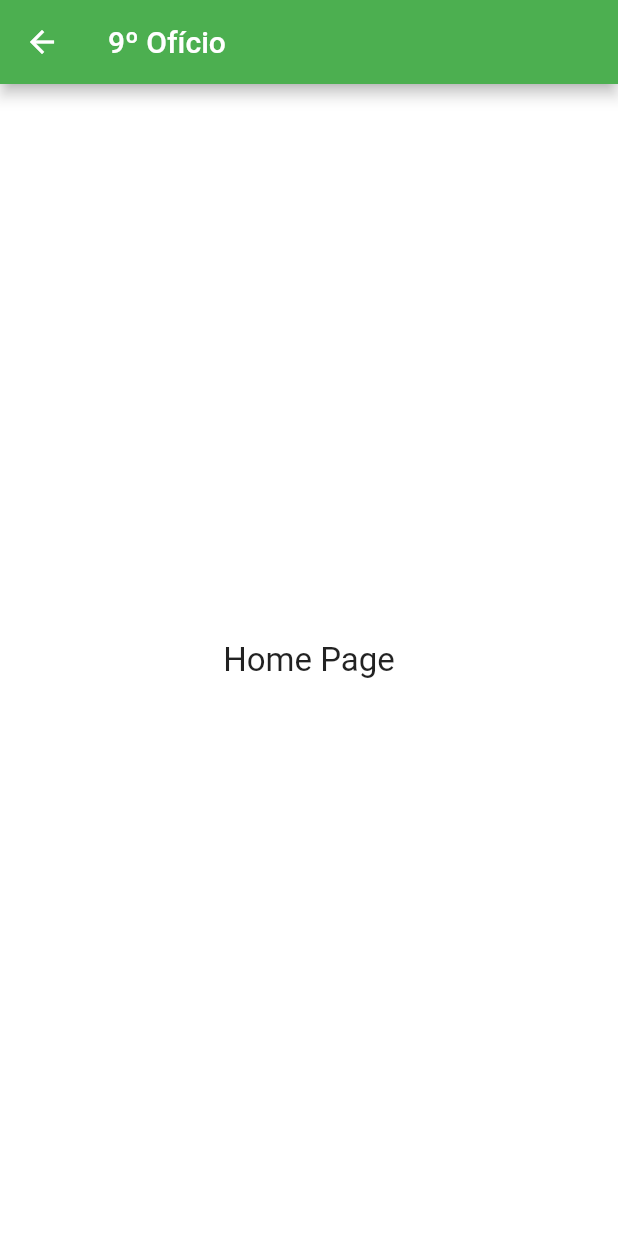
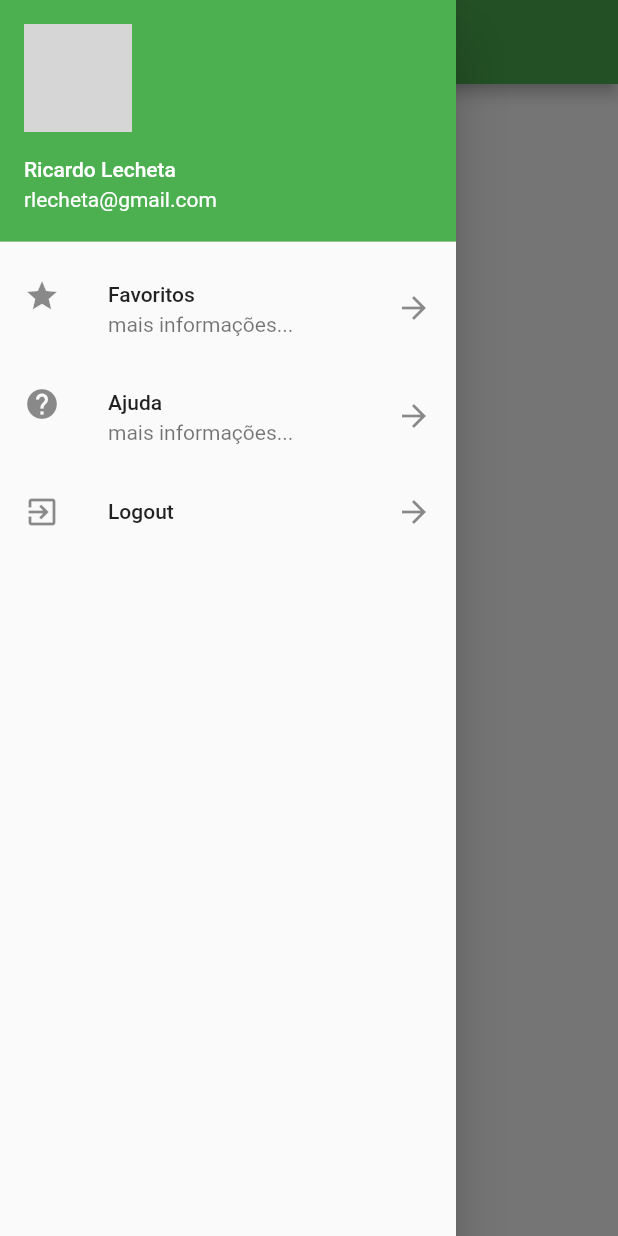
Before and after one commit to cesarbassani/cartorio_digital_app, a Flutter app: the HomePage screen opened directly, with the side drawer open (before the commit the screen has no drawer), on a phone screen of 412 x 824 dp. Run offline on Flutter 3.47's test engine with Material 2 defaults, Android fonts, the phone set to English and light mode, and no system bars; our stand-ins replace get; network calls fail; grey boxes are pictures that could not be loaded.

Commit message:
Navigation drawer

```diff
--- /dev/null
+++ b/lib/drawer_list.dart
@@ -0,0 +1,56 @@
+import 'package:cartoriodigitalap/pages/login_page.dart';
+import 'package:cartoriodigitalap/utils/nav.dart';
+import 'package:flutter/material.dart';
+
+class DrawerList extends StatelessWidget {
+  @override
+  Widget build(BuildContext context) {
+    return SafeArea(
+      child: Drawer(
+        child: ListView(
+          children: <Widget>[
+            UserAccountsDrawerHeader(
+              accountName: Text("Ricardo Lecheta"),
+              accountEmail: Text("rlecheta@gmail.com"),
+              currentAccountPicture: CircleAvatar(
+                backgroundImage: NetworkImage(
+                    "https://encrypted-tbn0.gstatic.com/images?q=tbn:ANd9GcQqP85ZnOcRSCX3nlYdkCvSxhSuZs0bLt1He8EvGr5ne8c7mTqW"),
+              ),
+            ),
+            ListTile(
+              leading: Icon(Icons.star),
+              title: Text("Favoritos"),
+              subtitle: Text("mais informações..."),
+              trailing: Icon(Icons.arrow_forward),
+              onTap: () {
+                print("Item 1");
+                Navigator.pop(context);
+              },
+            ),
+            ListTile(
+              leading: Icon(Icons.help),
+              title: Text("Ajuda"),
+              subtitle: Text("mais informações..."),
+              trailing: Icon(Icons.arrow_forward),
+              onTap: () {
+                print("Item 1");
+                Navigator.pop(context);
+              },
+            ),
+            ListTile(
+              leading: Icon(Icons.exit_to_app),
+              title: Text("Logout"),
+              trailing: Icon(Icons.arrow_forward),
+              onTap: () => _onClickLogout(context),
+            )
+          ],
+        ),
+      ),
+    );
+  }
+
+  _onClickLogout(BuildContext context) {
+    Navigator.pop(context);
+    push(context, LoginPage(), replace: true);
+  }
+}
--- a/lib/pages/home_page.dart
+++ b/lib/pages/home_page.dart
@@ -1,3 +1,4 @@
+import 'package:cartoriodigitalap/drawer_list.dart';
 import 'package:flutter/material.dart';
 
 class HomePage extends StatelessWidget {
@@ -10,6 +11,7 @@ class HomePage extends StatelessWidget {
         ),
       ),
       body: _body(),
+      drawer: DrawerList(),
     );
   }
 
--- a/lib/pages/login_page.dart
+++ b/lib/pages/login_page.dart
@@ -86,7 +86,7 @@ class _LoginPageState extends State<LoginPage> {
     if(response.ok) {
       Usuario user = response.result;
       print(">>> $user");
-      push(context, HomePage());
+      push(context, HomePage(), replace: true);
     } else {
       Get.snackbar('Erro', response.msg);
     }
```
Also changed, not shown: lib/utils/nav.dart (+6 -1 lines).
